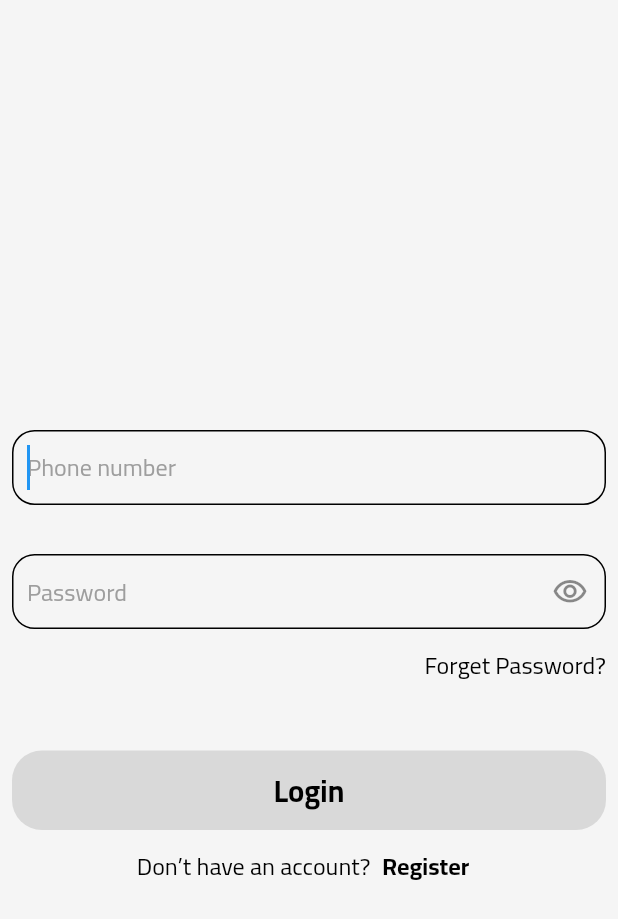
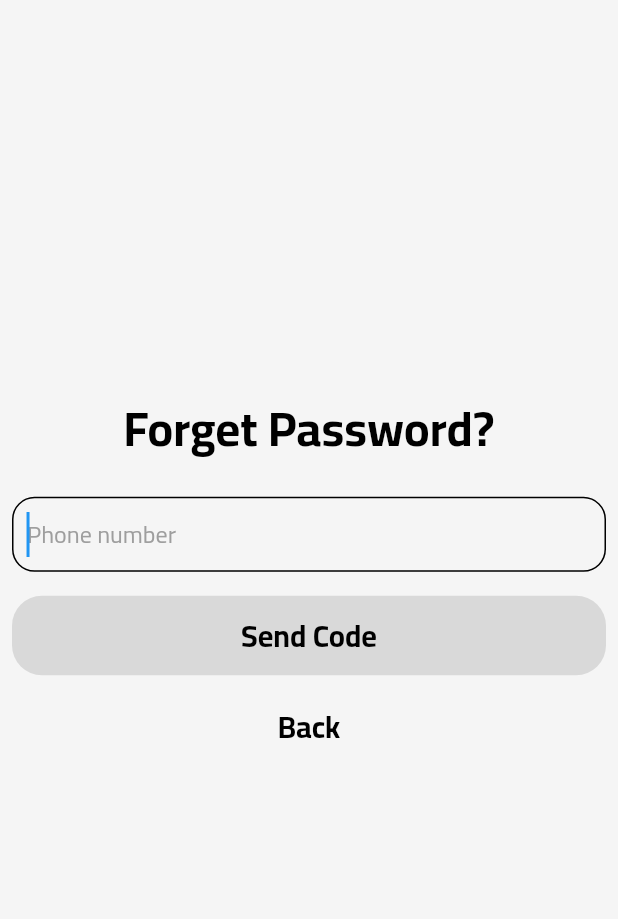
Before and after one commit to thabooota/Tab-Cash, a Flutter app: the screen it shows after launch, after a tap on "Forget Password?", on a phone screen of 412 x 824 dp. Shown: the top 919 px of the screen. Run offline on Flutter 3.47's test engine with Material 2 defaults, Android fonts, the phone set to English and light mode, and no system bars; our stand-ins replace dio, go_router.

Commit message:
forget password done

```diff
--- a/lib/core/utils/app_router.dart
+++ b/lib/core/utils/app_router.dart
@@ -1,4 +1,5 @@
 import 'package:go_router/go_router.dart';
+import 'package:smartwallet/features/authentication/login/presentation/view/forget_password.dart';
 import 'package:smartwallet/features/authentication/login/presentation/view/login_screen.dart';
 
 abstract class AppRouter {
@@ -8,5 +9,9 @@ abstract class AppRouter {
       path: '/',
       builder: (context, state) => const LoginScreenView(),
     ),
+    GoRoute(
+      path: '/forgetPassword',
+      builder: (context, state) => const ForgetPasswordView(),
+    ),
   ]);
 }
--- a/lib/core/utils/styles.dart
+++ b/lib/core/utils/styles.dart
@@ -5,6 +5,7 @@ abstract class Styles {
     color: Colors.black,
     fontSize: 32,
     fontFamily: 'Cairo',
+    fontWeight: FontWeight.bold,
   );
   static const textStyle16 = TextStyle(
     color: Colors.black,
--- a/lib/features/authentication/login/presentation/view/forget_password.dart
+++ b/lib/features/authentication/login/presentation/view/forget_password.dart
@@ -0,0 +1,13 @@
+import 'package:flutter/material.dart';
+import 'package:smartwallet/features/authentication/login/presentation/view/widget/forget_password_body.dart';
+
+class ForgetPasswordView extends StatelessWidget {
+  const ForgetPasswordView({Key? key}) : super(key: key);
+
+  @override
+  Widget build(BuildContext context) {
+    return const Scaffold(
+      body: ForgetPasswordViewBody(),
+    );
+  }
+}
--- /dev/null
+++ b/lib/features/authentication/login/presentation/view/widget/forget_password_body.dart
@@ -0,0 +1,54 @@
+import 'package:flutter/material.dart';
+import 'package:smartwallet/core/utils/styles.dart';
+import 'package:smartwallet/core/widget/custom_button.dart';
+import 'package:smartwallet/core/widget/custom_text_field.dart';
+
+class ForgetPasswordViewBody extends StatelessWidget {
+  const ForgetPasswordViewBody({Key? key}) : super(key: key);
+
+  @override
+  Widget build(BuildContext context) {
+    var phoneNameController = TextEditingController();
+    return Column(
+      crossAxisAlignment: CrossAxisAlignment.center,
+      children:  [
+        SizedBox(
+          /*مؤقتا لحد ما داليا تبعت اللوجو */
+          height: MediaQuery.of(context).size.height * 0.3,
+        ),
+        Padding(
+          padding:  EdgeInsets.symmetric(vertical: 8.0 , horizontal: MediaQuery.of(context).size.width * .162),
+          child: const Text(
+              'Forget Password?',
+            style: Styles.textStyle32,
+          ),
+        ),
+        Padding(
+          padding: const EdgeInsets.all(8.0),
+          child: customTextField(
+              obscure: false,
+              controller: phoneNameController,
+              text: 'Phone number'),
+        ),
+        Padding(
+          padding: const EdgeInsets.all(8.0),
+          child: SizedBox(
+            width: double.infinity,
+            child: customButton(
+                text: 'Send Code',
+                onPressed: () {
+
+                }),
+          ),
+        ),
+        TextButton(
+            onPressed: () {},
+            child: const Text(
+                'Back',
+            style: Styles.textStyle20,
+            ),
+        ),
+      ],
+    );
+  }
+}
--- a/lib/features/authentication/login/presentation/view/widget/login_screen_body.dart
+++ b/lib/features/authentication/login/presentation/view/widget/login_screen_body.dart
@@ -1,4 +1,5 @@
 import 'package:flutter/material.dart';
+import 'package:go_router/go_router.dart';
 import 'package:smartwallet/core/utils/styles.dart';
 import 'package:smartwallet/core/widget/custom_button.dart';
 import 'package:smartwallet/core/widget/custom_text_field.dart';
@@ -38,7 +39,9 @@ class LoginScreenViewBody extends StatelessWidget {
           ),
         ),
         TextButton(
-            onPressed: () {},
+            onPressed: () {
+              GoRouter.of(context).push('/forgetPassword');
+            },
             child: const Text(
               'Forget Password?',
               style: Styles.textStyle16),),
```
